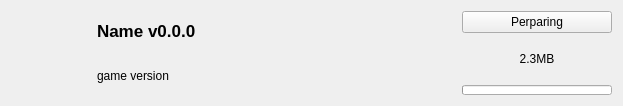
First picture: the form in src/ui/optifine/optifinemoditemwidget.ui, repository kaniol-lck/modmanager, before the edit.
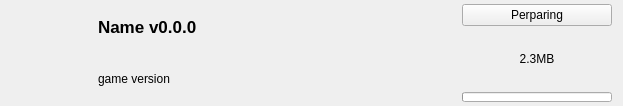
Second picture: the form after the edit. Icons and pictures are not drawn.

The edit to the form file:
```diff
--- a/src/ui/optifine/optifinemoditemwidget.ui
+++ b/src/ui/optifine/optifinemoditemwidget.ui
@@ -14,6 +14,15 @@
    <string>Form</string>
   </property>
   <layout class="QGridLayout" name="gridLayout">
+   <property name="leftMargin">
+    <number>12</number>
+   </property>
+   <property name="topMargin">
+    <number>4</number>
+   </property>
+   <property name="bottomMargin">
+    <number>4</number>
+   </property>
    <item row="0" column="0" rowspan="2">
     <widget class="QLabel" name="modIcon">
      <property name="sizePolicy">
```
